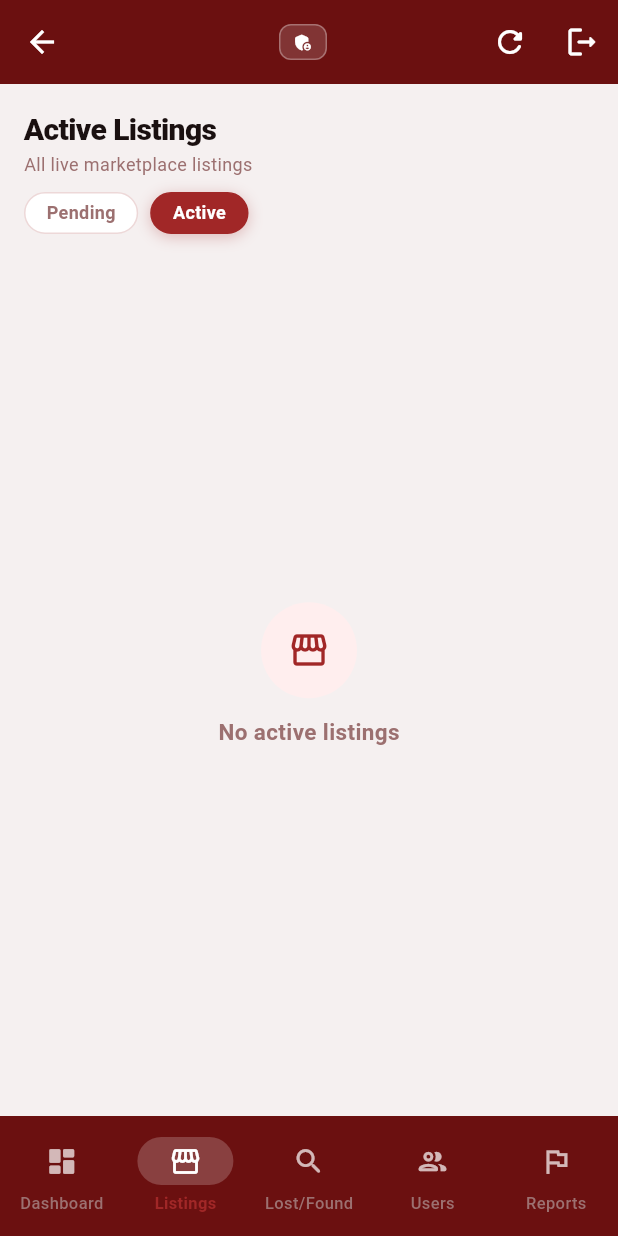
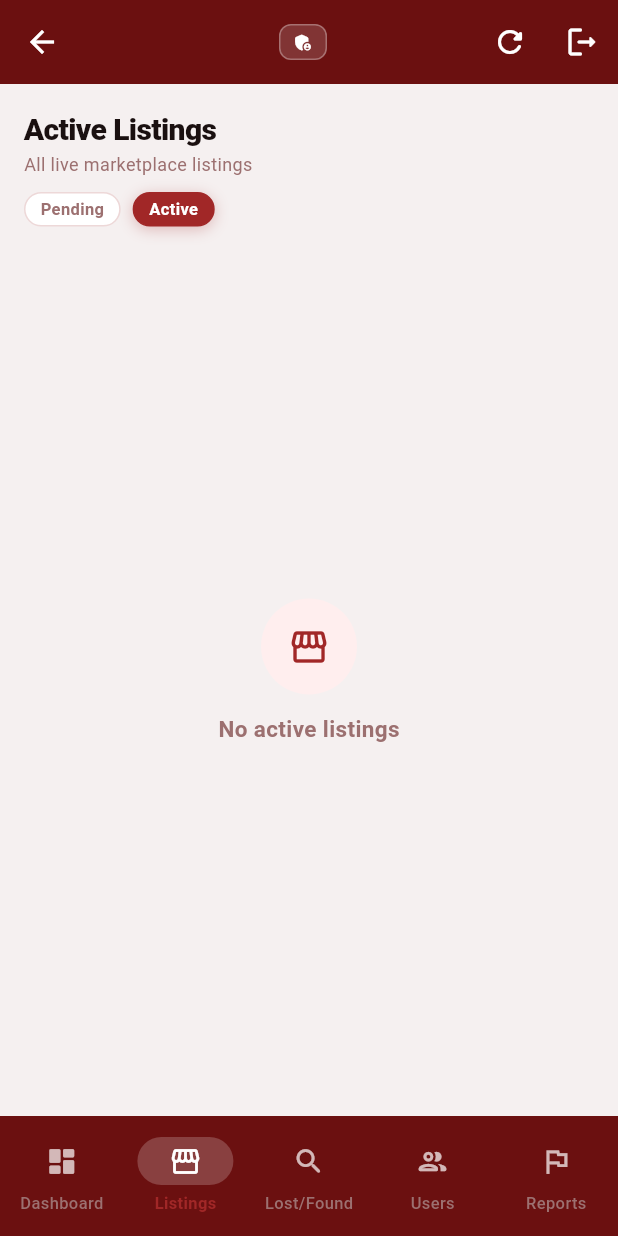
Before and after one commit to Krishita22/UniFind, a Flutter app: the AdminApp screen opened directly with empty values, after a tap on an icon or button, on a phone screen of 412 x 824 dp. Run offline on Flutter 3.47's test engine with Material 3 defaults, Android fonts, the phone set to English and light mode, and no system bars; our stand-ins replace audioplayers, image_picker, shared_preferences; accounts and stored records are empty; network calls fail; Roboto replaces fonts that are missing (Georgia).

Commit message:
L&F side-by-side on all screens, compact mobile cards and chips
- Always show Lost/Found columns side by side (removed mobile toggle)
- Smaller images (48px) and text on mobile cards
- Compact chips on mobile (smaller padding/font)
- Stacked category + claims badge for better fit

```diff
--- a/unifind_flutter/lib/src/admin.dart
+++ b/unifind_flutter/lib/src/admin.dart
@@ -1412,12 +1412,12 @@ class _AdminLostFoundPanelState extends State<_AdminLostFoundPanel> {
     }
   }
 
-  String _mobileTypeFilter = 'lost'; // only used on mobile
-
   Widget _buildItemList({required List<AdminLostFoundItem> items, required bool isLost, required EdgeInsets padding}) {
     final accent = isLost ? _cLost : _cFound;
-    final emptyMsg = isLost ? 'No approved lost items' : 'No approved found items';
-    if (items.isEmpty) return Center(child: Text(emptyMsg, style: const TextStyle(color: cMuted, fontSize: 11)));
+    final emptyMsg = isLost ? 'No approved\nlost items' : 'No approved\nfound items';
+    final isMobile = MediaQuery.of(context).size.width < 600;
+    final imgSize = isMobile ? 48.0 : 60.0;
+    if (items.isEmpty) return Center(child: Text(emptyMsg, textAlign: TextAlign.center, style: const TextStyle(color: cMuted, fontSize: 11)));
     return ListView.builder(
       primary: false,
       padding: padding,
@@ -1434,43 +1434,37 @@ class _AdminLostFoundPanelState extends State<_AdminLostFoundPanel> {
           }),
           child: AnimatedContainer(
             duration: const Duration(milliseconds: 180),
-            margin: const EdgeInsets.only(bottom: 8),
+            margin: EdgeInsets.only(bottom: isMobile ? 6 : 8),
             decoration: BoxDecoration(
               color: sel ? accent.withValues(alpha: 0.08) : Colors.white,
-              borderRadius: BorderRadius.circular(12),
+              borderRadius: BorderRadius.circular(isMobile ? 10 : 12),
               border: Border.all(color: sel ? accent : cBorder, width: sel ? 2 : 1),
             ),
             child: Row(children: [
               ClipRRect(
-                borderRadius: const BorderRadius.horizontal(left: Radius.circular(11)),
-                child: Image.network(item.image, width: 60, height: 60, fit: BoxFit.cover,
-                  errorBuilder: (_, __, ___) => Container(width: 60, height: 60, color: cPlaceholder, child: const Icon(Icons.image, color: cMuted, size: 20))),
-              ),
-              const SizedBox(width: 8),
+                borderRadius: BorderRadius.horizontal(left: Radius.circular(isMobile ? 9 : 11)),
+                child: Image.network(item.image, width: imgSize, height: imgSize, fit: BoxFit.cover,
+                  errorBuilder: (_, __, ___) => Container(width: imgSize, height: imgSize, color: cPlaceholder, child: Icon(Icons.image, color: cMuted, size: isMobile ? 16 : 20))),
+              ),
+              SizedBox(width: isMobile ? 6 : 8),
               Expanded(child: Padding(
-                padding: const EdgeInsets.symmetric(vertical: 8),
+                padding: EdgeInsets.symmetric(vertical: isMobile ? 6 : 8),
                 child: Column(crossAxisAlignment: CrossAxisAlignment.start, children: [
-                  Text(item.title, style: const TextStyle(fontSize: 12, fontWeight: FontWeight.w700, color: cText), maxLines: 1, overflow: TextOverflow.ellipsis),
-                  Row(children: [
-                    Container(
-                      padding: const EdgeInsets.symmetric(horizontal: 5, vertical: 1),
-                      decoration: BoxDecoration(color: accent.withValues(alpha: 0.1), borderRadius: BorderRadius.circular(4)),
-                      child: Text(item.type.toUpperCase(), style: TextStyle(fontSize: 8, fontWeight: FontWeight.w900, color: accent)),
-                    ),
-                    const SizedBox(width: 4),
-                    Flexible(child: Text(item.category, style: const TextStyle(fontSize: 10, color: cMuted), overflow: TextOverflow.ellipsis)),
-                    if (hasClaims) ...[
-                      const SizedBox(width: 4),
-                      Container(
-                        padding: const EdgeInsets.symmetric(horizontal: 5, vertical: 1),
-                        decoration: BoxDecoration(color: _cOrange.withValues(alpha: 0.15), borderRadius: BorderRadius.circular(5)),
-                        child: Text('${item.claims.length} claim${item.claims.length > 1 ? 's' : ''}', style: const TextStyle(fontSize: 9, fontWeight: FontWeight.w800, color: _cOrange)),
-                      ),
-                    ],
-                  ]),
+                  Text(item.title, style: TextStyle(fontSize: isMobile ? 11 : 12, fontWeight: FontWeight.w700, color: cText), maxLines: 1, overflow: TextOverflow.ellipsis),
+                  const SizedBox(height: 2),
+                  Text(item.category, style: TextStyle(fontSize: isMobile ? 9 : 10, color: cMuted), overflow: TextOverflow.ellipsis),
+                  if (hasClaims)
+                    Padding(
+                      padding: const EdgeInsets.only(top: 2),
+                      child: Container(
+                        padding: const EdgeInsets.symmetric(horizontal: 4, vertical: 1),
+                        decoration: BoxDecoration(color: _cOrange.withValues(alpha: 0.15), borderRadius: BorderRadius.circular(4)),
+                        child: Text('${item.claims.length} claim${item.claims.length > 1 ? 's' : ''}', style: TextStyle(fontSize: isMobile ? 8 : 9, fontWeight: FontWeight.w800, color: _cOrange)),
+                      ),
+                    ),
                 ]),
               )),
-              if (sel) Padding(padding: const EdgeInsets.only(right: 8), child: Icon(Icons.check_circle_rounded, color: accent, size: 20)),
+              if (sel) Padding(padding: EdgeInsets.only(right: isMobile ? 4 : 8), child: Icon(Icons.check_circle_rounded, color: accent, size: isMobile ? 16 : 20)),
             ]),
           ),
         );
@@ -1539,42 +1533,14 @@ class _AdminLostFoundPanelState extends State<_AdminLostFoundPanel> {
       ),
 
       // ═══════════════════════════════════════════════════════════
-      // ITEMS VIEW — responsive: side-by-side on desktop, tabs on mobile
+      // ITEMS VIEW — side by side (Lost | Found)
       // Only admin-approved (active) items appear here
       // ═══════════════════════════════════════════════════════════
       if (!_showMatched) ...[
-        // Mobile: Lost/Found toggle
-        if (isMobile)
-          Padding(
-            padding: const EdgeInsets.symmetric(horizontal: 16),
-            child: Row(children: [
-              for (final t in ['lost', 'found'])
-                Expanded(child: Padding(
-                  padding: EdgeInsets.only(right: t == 'lost' ? 4 : 0, left: t == 'found' ? 4 : 0),
-                  child: GestureDetector(
-                    onTap: () => setState(() => _mobileTypeFilter = t),
-                    child: Container(
-                      padding: const EdgeInsets.symmetric(vertical: 7),
-                      decoration: BoxDecoration(
-                        color: _mobileTypeFilter == t ? (t == 'lost' ? _cLost : _cFound).withValues(alpha: 0.12) : Colors.white,
-                        borderRadius: BorderRadius.circular(8),
-                        border: Border.all(color: _mobileTypeFilter == t ? (t == 'lost' ? _cLost : _cFound) : cBorder),
-                      ),
-                      child: Row(mainAxisAlignment: MainAxisAlignment.center, children: [
-                        Icon(t == 'lost' ? Icons.search_off_rounded : Icons.inventory_2_outlined, size: 13, color: _mobileTypeFilter == t ? (t == 'lost' ? _cLost : _cFound) : cMuted),
-                        const SizedBox(width: 4),
-                        Text('${t == 'lost' ? 'Lost' : 'Found'} (${t == 'lost' ? widget.lostItems.length : widget.foundItems.length})', style: TextStyle(fontSize: 11, fontWeight: FontWeight.w800, color: _mobileTypeFilter == t ? (t == 'lost' ? _cLost : _cFound) : cMuted)),
-                      ]),
-                    ),
-                  ),
-                )),
-            ]),
-          ),
-
         // Selection indicator
         if (_selectedLostId != null || _selectedFoundId != null)
           Padding(
-            padding: const EdgeInsets.fromLTRB(16, 6, 16, 0),
+            padding: const EdgeInsets.fromLTRB(16, 4, 16, 0),
             child: Container(
               width: double.infinity, padding: const EdgeInsets.symmetric(horizontal: 10, vertical: 6),
               decoration: BoxDecoration(color: _cGreen.withValues(alpha: 0.08), borderRadius: BorderRadius.circular(8), border: Border.all(color: _cGreen.withValues(alpha: 0.3))),
@@ -1597,39 +1563,33 @@ class _AdminLostFoundPanelState extends State<_AdminLostFoundPanel> {
 
         const SizedBox(height: 4),
 
-        // ── Item lists ──
+        // ── Side by side: Lost | Found ──
         Expanded(
-          child: isMobile
-              // MOBILE: single list with toggle
-              ? _buildItemList(
-                  items: _mobileTypeFilter == 'lost' ? widget.lostItems : widget.foundItems,
-                  isLost: _mobileTypeFilter == 'lost',
-                  padding: const EdgeInsets.fromLTRB(12, 0, 12, 12),
-                )
-              // DESKTOP: side by side
-              : Row(crossAxisAlignment: CrossAxisAlignment.start, children: [
+          child: Row(crossAxisAlignment: CrossAxisAlignment.start, children: [
+            // Lost column
             Expanded(child: Column(children: [
               Container(
                 width: double.infinity, margin: const EdgeInsets.fromLTRB(12, 0, 4, 6),
-                      padding: const EdgeInsets.symmetric(vertical: 6),
+                padding: EdgeInsets.symmetric(vertical: isMobile ? 5 : 6),
                 decoration: BoxDecoration(color: _cLost.withValues(alpha: 0.12), borderRadius: BorderRadius.circular(8)),
                 child: Row(mainAxisAlignment: MainAxisAlignment.center, children: [
-                        const Icon(Icons.search_off_rounded, size: 14, color: _cLost),
+                  Icon(Icons.search_off_rounded, size: isMobile ? 12 : 14, color: _cLost),
                   const SizedBox(width: 4),
-                        Text('LOST (${widget.lostItems.length})', style: const TextStyle(fontSize: 11, fontWeight: FontWeight.w900, color: _cLost, letterSpacing: 0.5)),
+                  Text('LOST (${widget.lostItems.length})', style: TextStyle(fontSize: isMobile ? 10 : 11, fontWeight: FontWeight.w900, color: _cLost, letterSpacing: 0.5)),
                 ]),
               ),
               Expanded(child: _buildItemList(items: widget.lostItems, isLost: true, padding: const EdgeInsets.fromLTRB(12, 0, 4, 12))),
             ])),
+            // Found column
             Expanded(child: Column(children: [
               Container(
                 width: double.infinity, margin: const EdgeInsets.fromLTRB(4, 0, 12, 6),
-                      padding: const EdgeInsets.symmetric(vertical: 6),
+                padding: EdgeInsets.symmetric(vertical: isMobile ? 5 : 6),
                 decoration: BoxDecoration(color: _cFound.withValues(alpha: 0.12), borderRadius: BorderRadius.circular(8)),
                 child: Row(mainAxisAlignment: MainAxisAlignment.center, children: [
-                        const Icon(Icons.inventory_2_outlined, size: 14, color: _cFound),
+                  Icon(Icons.inventory_2_outlined, size: isMobile ? 12 : 14, color: _cFound),
                   const SizedBox(width: 4),
-                        Text('FOUND (${widget.foundItems.length})', style: const TextStyle(fontSize: 11, fontWeight: FontWeight.w900, color: _cFound, letterSpacing: 0.5)),
+                  Text('FOUND (${widget.foundItems.length})', style: TextStyle(fontSize: isMobile ? 10 : 11, fontWeight: FontWeight.w900, color: _cFound, letterSpacing: 0.5)),
                 ]),
               ),
               Expanded(child: _buildItemList(items: widget.foundItems, isLost: false, padding: const EdgeInsets.fromLTRB(4, 0, 12, 12))),
--- a/unifind_flutter/lib/src/ui_controls.dart
+++ b/unifind_flutter/lib/src/ui_controls.dart
@@ -52,6 +52,7 @@ class _ChipState extends State<_Chip> with SingleTickerProviderStateMixin {
 
   @override
   Widget build(BuildContext context) {
+    final isMobile = MediaQuery.of(context).size.width < 600;
     return MouseRegion(
       cursor: SystemMouseCursors.click,
       onEnter: (_) { setState(() => _hovered = true); _c.forward(); },
@@ -62,7 +63,7 @@ class _ChipState extends State<_Chip> with SingleTickerProviderStateMixin {
           scale: _scale,
           child: AnimatedContainer(
             duration: kFast,
-            padding: const EdgeInsets.symmetric(horizontal: 14, vertical: 7),
+            padding: EdgeInsets.symmetric(horizontal: isMobile ? 10 : 14, vertical: isMobile ? 5 : 7),
             decoration: BoxDecoration(
               color: widget.selected ? cRed : (_hovered ? cRedLight : cSurface),
               borderRadius: BorderRadius.circular(20),
@@ -74,10 +75,10 @@ class _ChipState extends State<_Chip> with SingleTickerProviderStateMixin {
             child: Text(
               widget.label,
               style: TextStyle(
-                fontSize: 12,
+                fontSize: isMobile ? 11 : 12,
                 fontWeight: FontWeight.w700,
                 color: widget.selected ? Colors.white : (_hovered ? cRed : cMuted),
-                height: 1.0,  // Removes the extra font descender space gap
+                height: 1.0,
               ),
             ),
           ),
```
Lines whose indentation alone changed are shown as unchanged.
